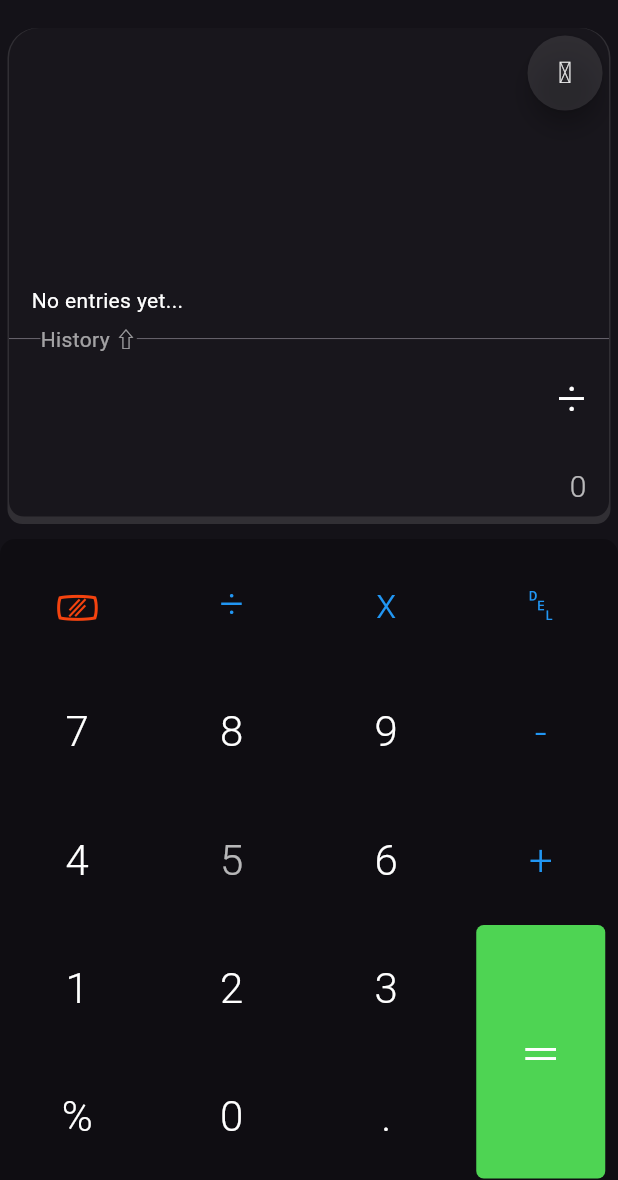
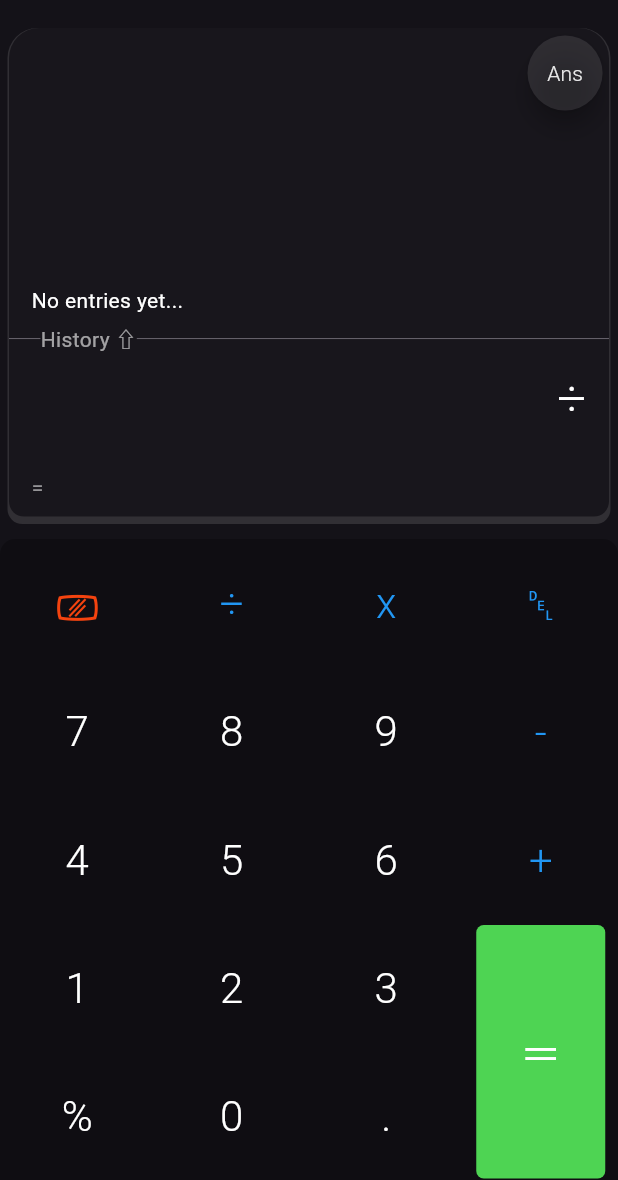
Before and after one commit to ChinepohDivine-f/calculator_, a Flutter app: the screen it shows after launch, after a tap on an icon or button, on a phone screen of 412 x 824 dp, the part 56-1236 px from its top. Run offline on Flutter 3.47's test engine with Material 3 defaults, Android fonts, the phone set to English and light mode, and no system bars; our stand-ins replace math_expressions.

Commit message:
added an equals to sign and chaned the icon to to "Ans"

```diff
--- a/lib/views/home_page.dart
+++ b/lib/views/home_page.dart
@@ -14,10 +14,10 @@ class CalculatorPage extends StatefulWidget {
 
 class _CalculatorPageState extends State<CalculatorPage> {
   String equation = "0";
-  String result = "0";
+  String result = "";
   String expression = "";
-  double equationSize = 20;
-  double resultSize = 34;
+  double equationSize = 34;
+  double resultSize = 20;
   Color resultColor = Colors.white;
   Color expressionColor = Colors.white70;
   String ans = "";
@@ -68,7 +68,7 @@ class _CalculatorPageState extends State<CalculatorPage> {
         expressionColor = Colors.white;
         resultColor = Colors.white70;
         // clear all the characters
-        result = '0.0';
+        result = '';
         expression = "";
         equation = "0";
         print("clear screen");
@@ -84,12 +84,12 @@ class _CalculatorPageState extends State<CalculatorPage> {
           if (expression == "Error") {
             expression = '';
             equation = '0';
-            result = '0.0';
+            result = '';
           }
           // delete previos character
           int index = expression.length - 1;
           expression = expression.substring(0, index);
-          result = '0.0';
+          result = '';
           if (expression.length == 0) {
             equation = "0";
             return;
@@ -260,11 +260,23 @@ class _CalculatorPageState extends State<CalculatorPage> {
                           Container(
                             alignment: Alignment.centerRight,
                             padding: const EdgeInsets.fromLTRB(15, 15, 15, 5),
-                            child: Text(result,
-                                style: TextStyle(
-                                    fontWeight: FontWeight.w300,
-                                    fontSize: resultSize,
-                                    color: resultColor)),
+                            child: IntrinsicWidth(
+                              child: Row(
+                                mainAxisAlignment: MainAxisAlignment.spaceBetween,
+                                children: [
+                                  Flexible(flex: 1,child: Text('=', style: TextStyle(color: Colors.white54),)),
+                                  const SizedBox(width: 5,),
+                                  Flexible(
+                                    flex: (MediaQuery.of(context).size.width*0.90).toInt(),
+                                    child: Text(result,
+                                        style: TextStyle(
+                                            fontWeight: FontWeight.w300,
+                                            fontSize: resultSize,
+                                            color: resultColor)),
+                                  ),
+                                ],
+                              ),
+                            ),
                           ),
                           // SizedBox(height: 15,),
                           Container(
@@ -367,9 +379,9 @@ class _CalculatorPageState extends State<CalculatorPage> {
                                 });
                               },
                               label: Text(
-                                '🖩',
+                                'Ans',
                                 style: TextStyle(
-                                    fontSize: 20,
+                                    fontSize: 14,
                                     color: Colors.white.withOpacity(0.9),
                                     fontWeight: FontWeight.w300),
                               )),
@@ -449,7 +461,7 @@ class _CalculatorPageState extends State<CalculatorPage> {
                               buttonText: '4',
                             ),
                             CustomBtn(
-                              buttonColor: Colors.white70,
+                              buttonColor: Colors.white,
                               buttonHeight: 1,
                               buttonText: '5',
                             ),
```
